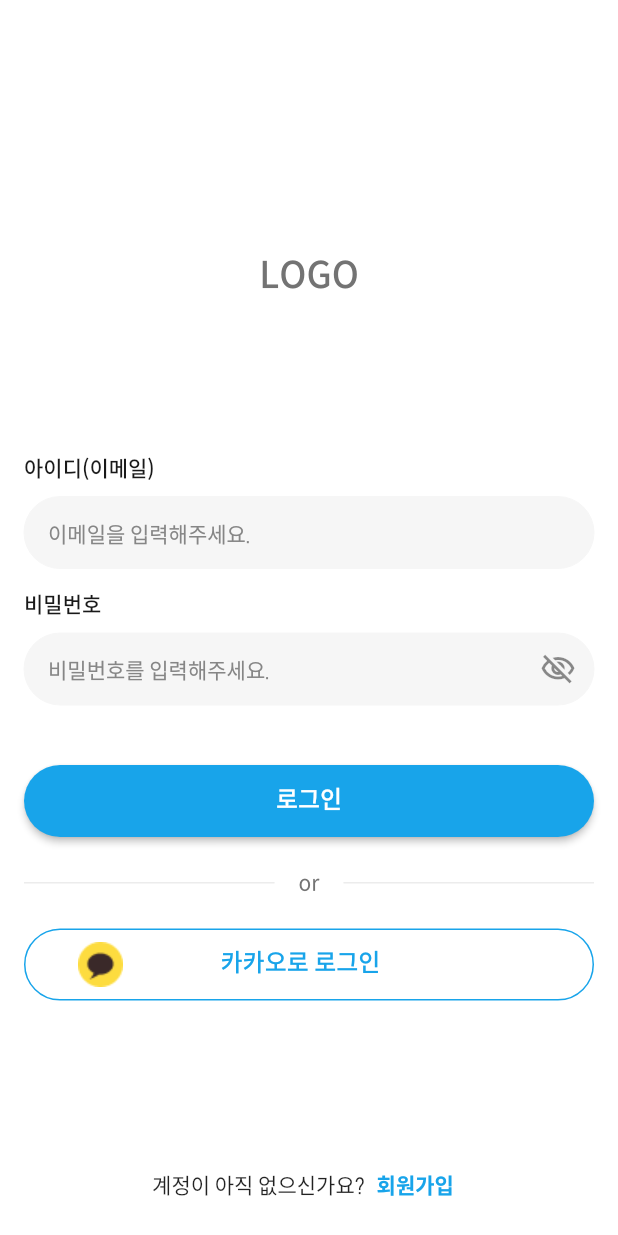
After one commit to AlwaysFighting/SeoulEducation_AppService, a Flutter app: the screen it shows after launch, on a phone screen of 412 x 824 dp. The commit adds this screen. Run offline on Flutter 3.47's test engine with Material 2 defaults, Android fonts, the phone set to English and light mode, and no system bars.

Commit message:
Feat: Login UI 완료

```diff
--- /dev/null
+++ b/frontend/lib/const/colors.dart
@@ -0,0 +1,19 @@
+import 'dart:ui';
+
+// Main Color
+const mainColor = Color(0xFF18A4EA);
+
+// Error Color
+const errorColor = Color(0xFFEA4A18);
+
+// Text Color
+const textColor1 = Color(0xFF191919);
+const textColor2 = Color(0xFF868686);
+
+// Background Color
+const lightBackgroundColor = Color(0xFFF8F8F8);
+const backgroundBtnColor = Color(0xFFF6F6F6);
+const backgroundColor = Color(0xFFECECEC);
+
+// Line Color
+const lineColor = Color(0xFFDBDBDB);
--- /dev/null
+++ b/frontend/lib/logins/login/models/divider.dart
@@ -0,0 +1,47 @@
+import 'package:flutter/material.dart';
+import '../../../const/colors.dart';
+
+class ORDivider extends StatelessWidget {
+  const ORDivider({Key? key}) : super(key: key);
+
+  @override
+  Widget build(BuildContext context) {
+    return Row(
+      mainAxisAlignment: MainAxisAlignment.spaceBetween,
+      children: const [
+        Expanded(
+          child: DividerLine(),
+        ),
+        Padding(
+          padding: EdgeInsets.symmetric(horizontal: 16),
+          child: Text(
+            'or',
+            style: TextStyle(
+              fontSize: 14,
+              fontWeight: FontWeight.w400,
+              color: Color(0xFF737373),
+            ),
+          ),
+        ),
+        Expanded(
+          child: DividerLine(),
+        ),
+      ],
+    );
+  }
+}
+
+class DividerLine extends StatelessWidget {
+  const DividerLine({
+    super.key,
+  });
+
+  @override
+  Widget build(BuildContext context) {
+    return Container(
+      height: 1,
+      width: 100,
+      color: backgroundColor,
+    );
+  }
+}
--- /dev/null
+++ b/frontend/lib/logins/login/views/login_page.dart
@@ -0,0 +1,241 @@
+import 'package:flutter/material.dart';
+import 'package:seoul_education_service/const/colors.dart';
+import 'package:seoul_education_service/logins/register/views/register_page.dart';
+
+import '../models/divider.dart';
+
+class LoginPage extends StatefulWidget {
+  const LoginPage({Key? key}) : super(key: key);
+
+  @override
+  State<LoginPage> createState() => _LoginPageState();
+}
+
+class _LoginPageState extends State<LoginPage> {
+  // 패스워드 보이기 유무
+  bool hidePassword = true;
+
+  final mainTextStyle = const TextStyle(
+    color: textColor1,
+    fontSize: 14,
+    fontWeight: FontWeight.w500,
+    fontFamily: "Spoqa Han Sans Neo",
+  );
+
+  @override
+  void dispose() {
+    super.dispose();
+  }
+
+  @override
+  Widget build(BuildContext context) {
+    return Scaffold(
+      backgroundColor: Colors.white,
+      body: Padding(
+        padding: const EdgeInsets.only(top: 170),
+        child: Column(
+          crossAxisAlignment: CrossAxisAlignment.stretch,
+          children: [
+            Column(
+              children: const [
+                Text("LOGO",
+                    style: TextStyle(
+                        fontSize: 24.0,
+                        fontWeight: FontWeight.w500,
+                        fontFamily: "Spoqa Han Sans Neo",
+                        color: Color(0xFF737373))),
+                // Image.asset(
+                //   "assets/images/logo.png",
+                //   // 이미지 꽉차게 적용하기
+                //   fit: BoxFit.fill,
+                //   height: 70,
+                //   width: 100,
+                // ),
+              ],
+            ),
+            const SizedBox(height: 105),
+            Padding(
+              padding: const EdgeInsets.symmetric(horizontal: 16.0),
+              child: Column(
+                crossAxisAlignment: CrossAxisAlignment.start,
+                children: [
+                  Text("아이디(이메일)", style: mainTextStyle),
+                  const SizedBox(height: 10),
+                  _login(),
+                  const SizedBox(height: 16),
+                  Text("비밀번호", style: mainTextStyle),
+                  const SizedBox(height: 10),
+                  _password(),
+                  const SizedBox(height: 40.0),
+                  Center(
+                    child: SizedBox(
+                      height: 48,
+                      child: ElevatedButton(
+                        autofocus: false,
+                        onPressed: () {
+                          print("Clicked");
+                        },
+                        style: ElevatedButton.styleFrom(
+                          // 메인 컬러
+                          backgroundColor: mainColor,
+                          // 버튼 안 텍스트 스타일
+                          textStyle: mainTextStyle.copyWith(
+                            fontSize: 16.0,
+                            color: Colors.white,
+                            fontFamily: "Spoqa Han Sans Neo",
+                          ),
+                          minimumSize: const Size(double.infinity, 358),
+                          shape: RoundedRectangleBorder(
+                            borderRadius:
+                                BorderRadius.circular(24.0), // 모서리 둥글기 정도
+                          ),
+                        ),
+                        child: const Text('로그인'),
+                      ),
+                    ),
+                  ),
+                  const SizedBox(height: 22.0),
+                  const ORDivider(),
+                  const SizedBox(height: 22.0),
+                  Center(
+                    child: SizedBox(
+                      height: 48,
+                      child: OutlinedButton(
+                        autofocus: false,
+                        onPressed: () {
+                          print("Clicked");
+                        },
+                        style: OutlinedButton.styleFrom(
+                          minimumSize: const Size(double.infinity, 358),
+                          side: const BorderSide(color: mainColor),
+                          shape: RoundedRectangleBorder(
+                            borderRadius:
+                                BorderRadius.circular(24.0), // 모서리 둥글기 정도
+                          ),
+                        ),
+                        child: Row(
+                          children: [
+                            const SizedBox(width: 20.0),
+                            Image.asset(
+                              "assets/images/kakaoLogin.png",
+                              // 이미지 꽉차게 적용하기
+                              fit: BoxFit.fill,
+                            ),
+                            const SizedBox(width: 65.0),
+                            const Text(
+                              '카카오로 로그인',
+                              style: TextStyle(
+                                fontSize: 16.0,
+                                fontWeight: FontWeight.w500,
+                                color: mainColor,
+                                fontFamily: "Spoqa Han Sans Neo",
+                              ),
+                            ),
+                          ],
+                        ),
+                      ),
+                    ),
+                  ),
+                  const SizedBox(height: 100.0),
+                  Row(
+                    mainAxisAlignment: MainAxisAlignment.center,
+                    children: [
+                      const Text("계정이 아직 없으신가요?"),
+                      TextButton(
+                        onPressed: () {
+                          Navigator.of(context).push(
+                            MaterialPageRoute(builder: (_) => RegisterPage()),
+                          );
+                        },
+                        child: Text(
+                          "회원가입",
+                          style: mainTextStyle.copyWith(
+                            fontWeight: FontWeight.w700,
+                            color: mainColor,
+                          ),
+                        ),
+                      )
+                    ],
+                  )
+                ],
+              ),
+            )
+          ],
+        ),
+      ),
+    );
+  }
+
+  _password() {
+    return SizedBox(
+      height: 48,
+      child: TextField(
+        onChanged: (value) {
+          print(value);
+        },
+        obscureText: hidePassword,
+        cursorColor: Colors.grey,
+        decoration: InputDecoration(
+          hintText: "비밀번호를 입력해주세요.",
+          hintStyle: mainTextStyle.copyWith(color: textColor2, fontWeight: FontWeight.w400),
+          contentPadding:
+              const EdgeInsets.symmetric(horizontal: 16.0, vertical: 16.0),
+          enabledBorder: OutlineInputBorder(
+            borderSide: const BorderSide(color: backgroundBtnColor, width: 0.0),
+            borderRadius: BorderRadius.circular(24),
+          ),
+          focusedBorder: const OutlineInputBorder(
+            borderRadius: BorderRadius.all(Radius.circular(24)),
+            borderSide: BorderSide(width: 1, color: mainColor),
+          ),
+          border: OutlineInputBorder(
+            borderRadius: BorderRadius.circular(24),
+          ),
+          suffixIcon: IconButton(
+            icon: hidePassword
+                ? const Icon(Icons.visibility_off_outlined)
+                : const Icon(Icons.visibility_outlined),
+            onPressed: () {
+              setState(() {
+                hidePassword = !hidePassword;
+              });
+            },
+          ),
+          filled: true,
+          fillColor: backgroundBtnColor,
+        ),
+      ),
+    );
+  }
+
+  _login() {
+    return SizedBox(
+      height: 48,
+      child: TextField(
+        onChanged: (value) {
+          print(value);
+        },
+        cursorColor: Colors.grey,
+        decoration: InputDecoration(
+          hintText: "이메일을 입력해주세요.",
+          hintStyle: mainTextStyle.copyWith(color: textColor2, fontWeight: FontWeight.w400),
+          enabledBorder: OutlineInputBorder(
+            borderSide: const BorderSide(color: backgroundBtnColor, width: 0.0),
+            borderRadius: BorderRadius.circular(24),
+          ),
+          focusedBorder: const OutlineInputBorder(
+            borderRadius: BorderRadius.all(Radius.circular(24)),
+            borderSide: BorderSide(width: 1, color: mainColor),
+          ),
+          contentPadding:
+              const EdgeInsets.symmetric(horizontal: 16.0, vertical: 16.0),
+          border: OutlineInputBorder(
+            borderRadius: BorderRadius.circular(24),
+          ),
+          filled: true,
+          fillColor: backgroundBtnColor,
+        ),
+      ),
+    );
+  }
+}
--- /dev/null
+++ b/frontend/lib/logins/register/views/register_page.dart
@@ -0,0 +1,48 @@
+import 'package:flutter/material.dart';
+import 'package:seoul_education_service/const/colors.dart';
+
+class RegisterPage extends StatefulWidget {
+  const RegisterPage({Key? key}) : super(key: key);
+
+  @override
+  State<RegisterPage> createState() => _RegisterPageState();
+}
+
+class _RegisterPageState extends State<RegisterPage> {
+  final textStyle = const TextStyle(
+    color: textColor1,
+    fontSize: 24,
+    fontWeight: FontWeight.w500,
+    fontFamily: "Spoqa Han Sans Neo",
+  );
+
+  @override
+  Widget build(BuildContext context) {
+    return Scaffold(
+        backgroundColor: Colors.white,
+        appBar: AppBar(
+          leading: IconButton(
+            icon: const Icon(Icons.arrow_back_sharp),
+            onPressed: () => Navigator.of(context).pop(),
+          ),
+          backgroundColor: Colors.white,
+          foregroundColor: textColor1,
+          elevation: 0,
+        ),
+        body: SingleChildScrollView(
+          clipBehavior: Clip.none,
+          physics: const BouncingScrollPhysics(),
+          child: Padding(
+            padding:
+                const EdgeInsets.symmetric(horizontal: 16.0, vertical: 20.0),
+            child: Column(
+              mainAxisAlignment: MainAxisAlignment.start,
+              crossAxisAlignment: CrossAxisAlignment.stretch,
+              children: [
+                Text("회원가입", style: textStyle),
+              ],
+            ),
+          ),
+        ));
+  }
+}
--- a/frontend/lib/main.dart
+++ b/frontend/lib/main.dart
@@ -1,11 +1,12 @@
 import 'package:flutter/material.dart';
-import 'const/navigation.dart';
+import 'package:seoul_education_service/logins/login/views/login_page.dart';
 
 void main() {
   runApp(
-      const MaterialApp(
-        debugShowCheckedModeBanner: false,
-        home: Navigation(),
-      )
+    MaterialApp(
+      debugShowCheckedModeBanner: false,
+      theme: ThemeData(fontFamily: 'Spoqa Han Sans Neo'),
+      home: const LoginPage(),
+    ),
   );
 }
```
Also changed, not shown: frontend/pubspec.yaml (+15 -0 lines), frontend/assets/fonts/Spoqa Han Sans Neo Bold.otf (added), frontend/assets/fonts/Spoqa Han Sans Neo Light.otf (added), frontend/assets/fonts/Spoqa Han Sans Neo Medium.otf (added), frontend/assets/fonts/Spoqa Han Sans Neo Regular.otf (added), frontend/assets/fonts/Spoqa Han Sans Neo Thin.otf (added), frontend/assets/images/kakaoLogin.png (added), frontend/assets/images/logo.png (added).
